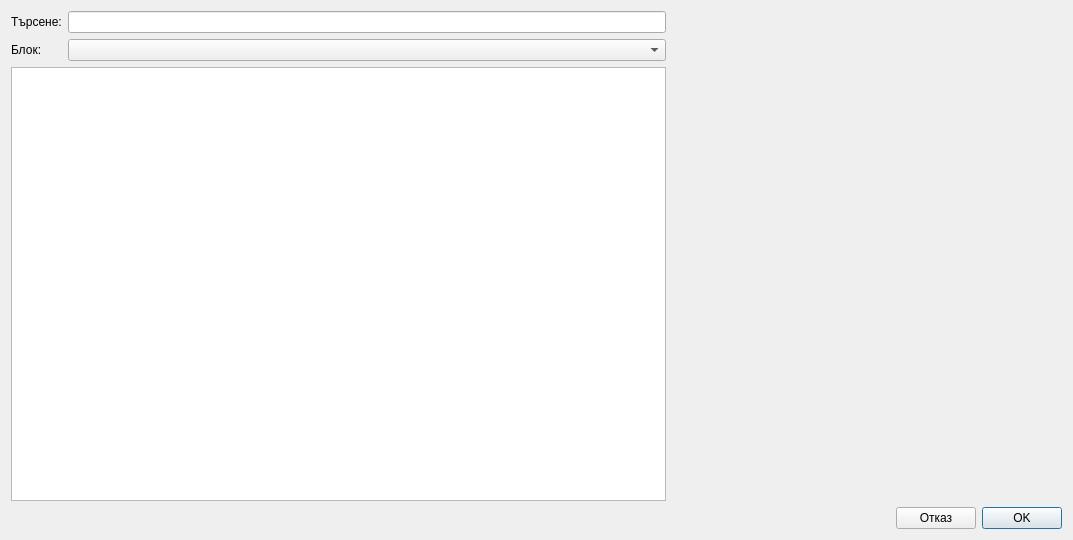
This is src/View/Widgets/ProcedureDialog.ui in thefinalcutbg/DinoDent as Qt 5 draws it before an edit. The edited form follows.
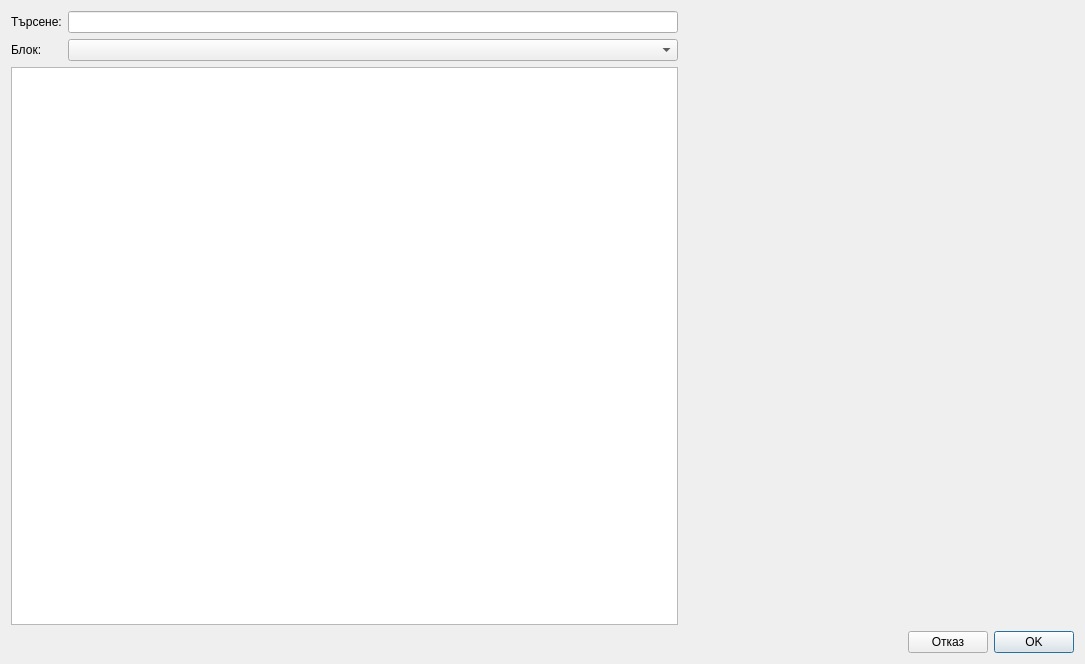
This is the edited form. Custom widgets are drawn as their Qt base class.

What changed in the file:
```diff
--- a/src/View/Widgets/ProcedureDialog.ui
+++ b/src/View/Widgets/ProcedureDialog.ui
@@ -6,8 +6,8 @@
    <rect>
     <x>0</x>
     <y>0</y>
-    <width>1073</width>
-    <height>540</height>
+    <width>1085</width>
+    <height>664</height>
    </rect>
   </property>
   <property name="minimumSize">
```
